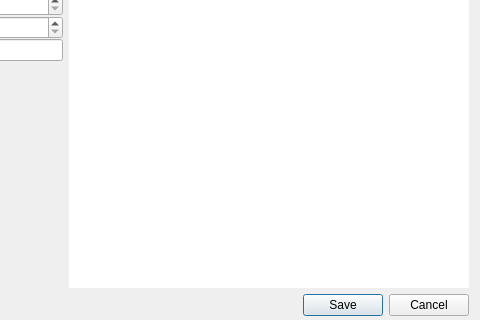
Old version of the form qt/tool_dialog.ui in the repository CauldronDevelopmentLLC/CAMotics; both pictures show x 230 to 710 and y 130 to 450 of the 710 by 450 pixel window.
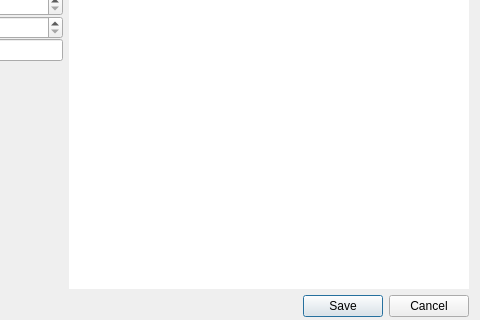
New version of the form.

Commit message: UI - Fixed tab order in Add Tool dialog.

```diff
--- a/qt/tool_dialog.ui
+++ b/qt/tool_dialog.ui
@@ -22,7 +22,7 @@
      <x>9</x>
      <y>10</y>
      <width>690</width>
-     <height>436</height>
+     <height>437</height>
     </rect>
    </property>
    <layout class="QVBoxLayout" name="verticalLayout_2">
```
Left out of the diff: 11 changed lines with no effect on the pictures.
